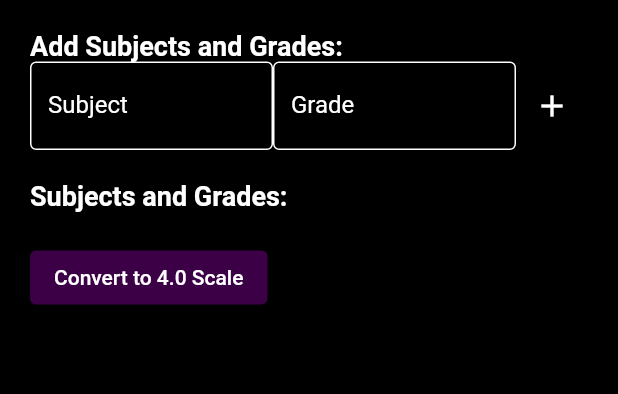
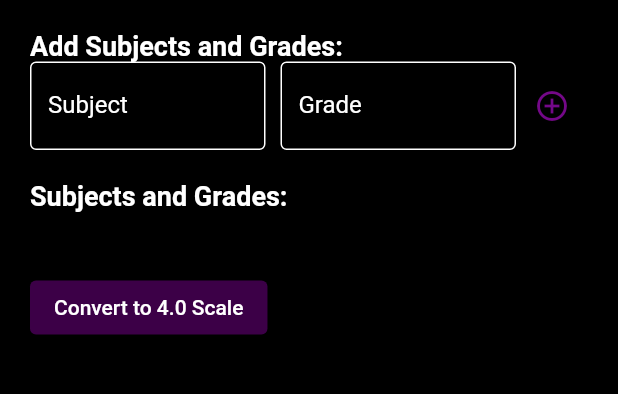
Before and after one commit to Bronx-Science/project-special-calculator-the-adam-dimitri-navil-team, a Flutter app: the AverageGPACalculator screen opened by its route, on a phone screen of 412 x 824 dp, the part 84-478 px from its top. Run offline on Flutter 3.47's test engine with Material 2 defaults, Android fonts, the phone set to English and light mode, and no system bars; our stand-ins replace math_expressions.

Commit message:
Finished Average/GPA calulator functions

```diff
--- a/lib/average_gpa_calculator.dart
+++ b/lib/average_gpa_calculator.dart
@@ -1,3 +1,5 @@
+// ignore_for_file: prefer_const_constructors
+
 import 'package:flutter/material.dart';
 
 class AverageGPACalculator extends StatefulWidget {
@@ -8,12 +10,15 @@ class AverageGPACalculator extends StatefulWidget {
 class _AverageGPACalculatorState extends State<AverageGPACalculator> {
   TextEditingController subjectController = TextEditingController();
   TextEditingController gradeController = TextEditingController();
+  TextEditingController targetController = TextEditingController();
   String resultText = "";
 
   List<String> subjects = [];
   List<double> grades = [];
+  double target = 0.0;
+  double points = 0.0;
+  double gpa = 0.0;
 
-  double gpa = 0.0;
 
   @override
   Widget build(BuildContext context) {
@@ -49,6 +54,7 @@ class _AverageGPACalculatorState extends State<AverageGPACalculator> {
                       ),
                   ),
                 ),
+                const SizedBox(width: 10),
                 Expanded(
                   child: TextField(
                     style: const TextStyle(
@@ -65,15 +71,11 @@ class _AverageGPACalculatorState extends State<AverageGPACalculator> {
                   ),
                 ),
                 IconButton(
-                  icon: const Icon(Icons.add, color: Colors.white),
+                  icon: const Icon(Icons.add_circle_outline, color: Color.fromARGB(255, 116, 8, 136)),
                   onPressed: () {
                     setState(() {
-                      if (double.parse(gradeController.text) >= 0){
-                        subjects.add(subjectController.text);
-                        grades.add(double.parse(gradeController.text));
-                        subjectController.clear();
-                        gradeController.clear();
-                      }
+                      subjects.add(subjectController.text);
+                      grades.add(double.parse(gradeController.text));
                       subjectController.clear();
                       gradeController.clear();
                     });
@@ -93,45 +95,13 @@ class _AverageGPACalculatorState extends State<AverageGPACalculator> {
             if (subjects.isNotEmpty)
               Text(
                 'Average GPA: ${calculateGPA(grades).toStringAsFixed(2)}',
-                style: TextStyle(fontSize: 18, fontWeight: FontWeight.bold, color: Color.fromARGB(255, 255, 255, 255)),
+                style: TextStyle(fontSize: 18, fontWeight: FontWeight.bold, color: Color.fromARGB(255, 215, 0, 253)),
               ),
+            SizedBox(height: 20),
             ElevatedButton(
               onPressed: () {
                 setState(() {
-                  double scaledGPA = 0;
-                  if (calculateGPA(grades) >= 93.0){
-                    scaledGPA = 4.0;
-                  }
-                  else if (calculateGPA(grades) >= 90){
-                    scaledGPA = 3.7;
-                  }
-                  else if (calculateGPA(grades) >= 87){
-                    scaledGPA = 3.3;
-                  }
-                  else if (calculateGPA(grades) >= 83){
-                    scaledGPA = 3.0;
-                  }
-                  else if (calculateGPA(grades) >= 80){
-                    scaledGPA = 2.7;
-                  }
-                  else if (calculateGPA(grades) >= 77){
-                    scaledGPA = 2.3;
-                  }
-                  else if (calculateGPA(grades) >= 73){
-                    scaledGPA = 2.0;
-                  }
-                  else if (calculateGPA(grades) >= 70){
-                    scaledGPA = 1.7;
-                  }
-                  else if (calculateGPA(grades) >= 67){
-                    scaledGPA = 1.3;
-                  }
-                  else if (calculateGPA(grades) >= 65){
-                    scaledGPA = 1.0;
-                  }
-                  else {
-                    scaledGPA = 0.0;
-                  }
+                  double scaledGPA = calculateGPA(grades) / 100 * 4;
                   resultText = 'Scaled GPA: $scaledGPA';
                 });
               },
@@ -140,14 +110,54 @@ class _AverageGPACalculatorState extends State<AverageGPACalculator> {
               ),
               child: Text('Convert to 4.0 Scale'),
             ),
+            SizedBox(height: 20),
             Text(
               resultText, // Display the result text
-              style: TextStyle(fontSize: 18, fontWeight: FontWeight.bold, color: Color.fromARGB(255, 255, 255, 255)),
+              style: TextStyle(fontSize: 18, fontWeight: FontWeight.bold, color: Color.fromARGB(255, 215, 0, 253)),
             ),
-                if(subjects.isNotEmpty)
-                Row()
+            SizedBox(height: 35),
+            if(subjects.isNotEmpty)
+                Row(
+                  crossAxisAlignment: CrossAxisAlignment.start,
+                  children:<Widget>[
+                    Text(
+                      'Enter Targeted avg:',
+                      style: TextStyle(fontSize: 18, fontWeight: FontWeight.bold, color: Color.fromARGB(255, 255, 255, 255)),
+                    ),
+                    const SizedBox(width: 10),
+                    Expanded(
+                    child: TextField(
+                    style: const TextStyle(
+                      color: Color.fromARGB(255, 255, 255, 255),
+                    ),
+                    controller: targetController,
+                    decoration: InputDecoration(
+                      labelText: 'Target avg',
+                      labelStyle: TextStyle(color: Colors.white),
+                      enabledBorder: OutlineInputBorder(
+                        borderSide: BorderSide(color: Colors.white)
+                      )
+                      )
+                    )
+                    ),
+                    IconButton(
+                    icon: const Icon(Icons.add_circle_outline, color: Color.fromARGB(255, 116, 8, 136)),
+                    onPressed: () {
+                      setState(() {
+                        target = (double.parse(targetController.text));
+                        targetController.clear();
+                      });
+                    },
+                  ),
+                  ]
+                ),
+                SizedBox(height: 20),
+                if(target != 0.0)
+                  Text(
+                  'You will need to increase by ${points_required(target)} points to reach $target',
+                  style: TextStyle(fontSize: 14, fontWeight: FontWeight.bold, color: Color.fromARGB(255, 255, 255, 255)),
+                  ),
           ],
-
         ),
       ),
     );
@@ -162,6 +172,10 @@ class _AverageGPACalculatorState extends State<AverageGPACalculator> {
     if (totalSubjects == 0) return 0.0;
     return totalPoints / totalSubjects;
   }
+
+  double points_required(double num){
+    return (num * subjects.length) - (calculateGPA(grades) * subjects.length);
+  }
 }
 //Enter desired Average:
 //Returns: {num} more points required to reach {desired_average}
```
